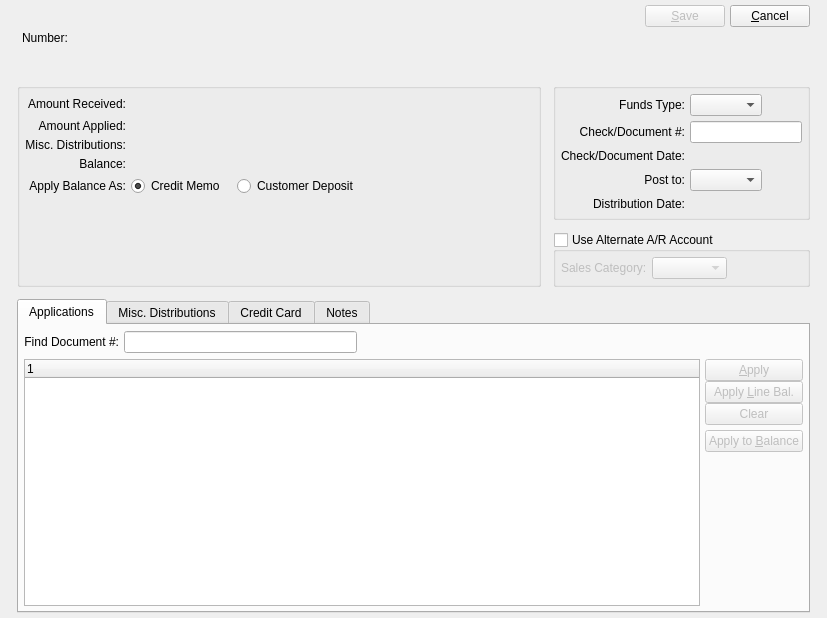
Above: guiclient/cashReceipt.ui from Pegasus-RPG/xtuple-client before the change. Below: the same form after it.
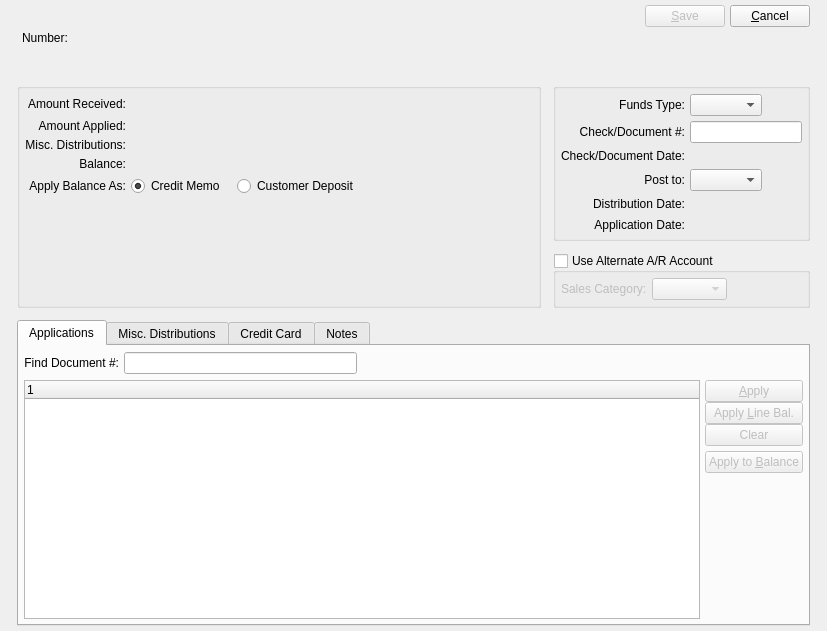
That is the form after the change. Custom widgets are drawn as their Qt base class.

Commit message: Client side changes for supporting different dist and application dates on cash receipts. Issue #8990.

```diff
--- a/guiclient/cashReceipt.ui
+++ b/guiclient/cashReceipt.ui
@@ -14,7 +14,7 @@
     <x>0</x>
     <y>0</y>
     <width>827</width>
-    <height>618</height>
+    <height>631</height>
    </rect>
   </property>
   <property name="windowTitle">
@@ -422,6 +422,45 @@
           </item>
          </layout>
         </item>
+        <item row="5" column="0">
+         <widget class="QLabel" name="_applDateLit">
+          <property name="text">
+           <string>Application Date:</string>
+          </property>
+          <property name="alignment">
+           <set>Qt::AlignRight|Qt::AlignTrailing|Qt::AlignVCenter</set>
+          </property>
+          <property name="buddy">
+           <cstring>_applDate</cstring>
+          </property>
+         </widget>
+        </item>
+        <item row="5" column="1">
+         <layout class="QHBoxLayout">
+          <property name="spacing">
+           <number>0</number>
+          </property>
+          <item>
+           <widget class="DLineEdit" name="_applDate"/>
+          </item>
+          <item>
+           <spacer>
+            <property name="orientation">
+             <enum>Qt::Horizontal</enum>
+            </property>
+            <property name="sizeType">
+             <enum>QSizePolicy::Expanding</enum>
+            </property>
+            <property name="sizeHint" stdset="0">
+             <size>
+              <width>25</width>
+              <height>16</height>
+             </size>
+            </property>
+           </spacer>
+          </item>
+         </layout>
+        </item>
         <item row="2" column="1">
          <layout class="QHBoxLayout" name="_2">
           <property name="spacing">
```
Left out of the diff: 1 changed line with no effect on the pictures. The commit also changes 2 other files.
